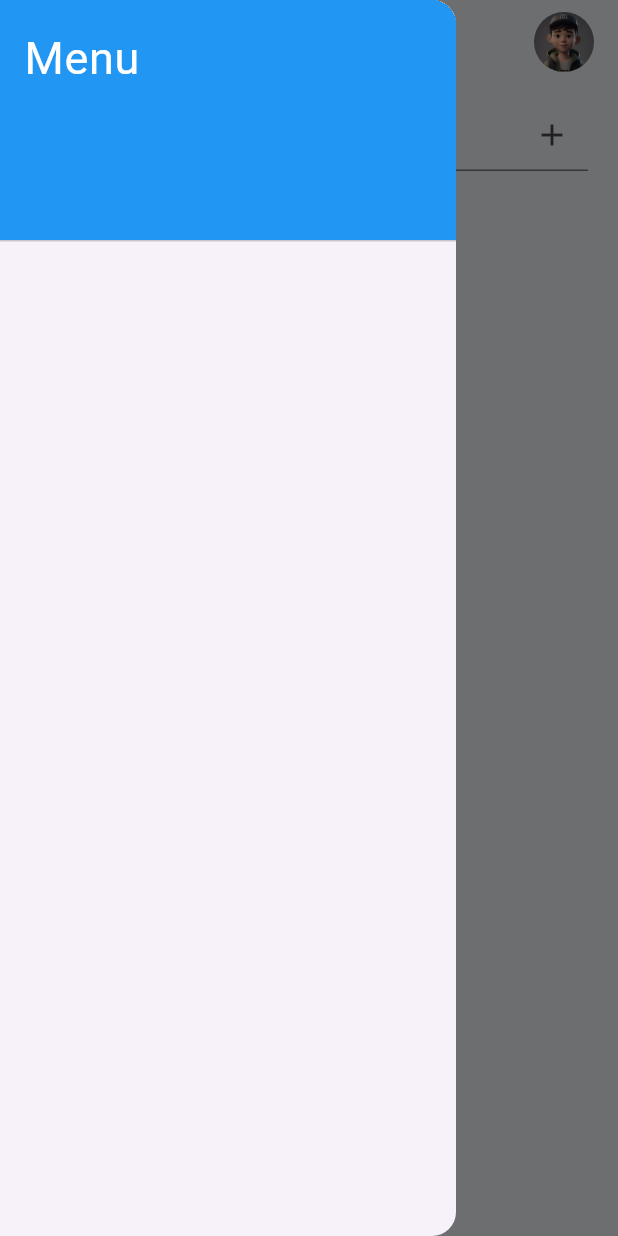
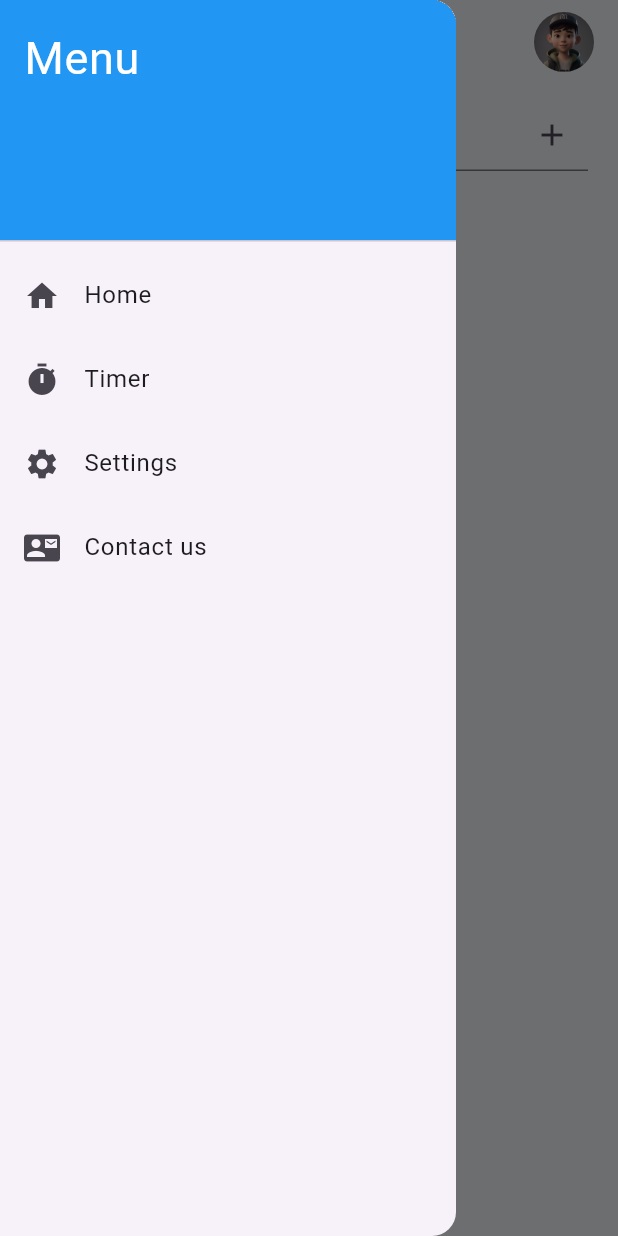
Before and after one commit to PavloShemelov/fluttertodoapp, a Flutter app: the screen it shows after launch, with the side drawer open, on a phone screen of 412 x 824 dp. Run offline on Flutter 3.47's test engine with Material 3 defaults, Android fonts, the phone set to English and light mode, and no system bars; our stand-ins replace cloud_firestore, firebase_core; accounts and stored records are empty.

Commit message:
add menu

```diff
--- a/lib/screens/home.dart
+++ b/lib/screens/home.dart
@@ -71,7 +71,6 @@ class _HomeState extends State<Home> {
           ],
         ),
       ),
-
       drawer: Drawer(
         child: ListView(
           children: <Widget>[
@@ -88,15 +87,37 @@ class _HomeState extends State<Home> {
               ),
             ),
             ListTile(
-              title: Text(''),
+              leading: Icon(Icons.home), // Add icon next to text
+              title: Text('Home'),
+              onTap: () {
+                // Implement functionality for the Home menu item
+              },
             ),
             ListTile(
-              title: Text(''),
+              leading: Icon(Icons.timer), // Add icon next to text
+              title: Text('Timer'),
+              onTap: () {
+                // Implement functionality for the Timer menu item
+              },
             ),
-            // Добавьте дополнительные пункты меню по вашему выбору
+            ListTile(
+              leading: Icon(Icons.settings), // Add icon next to text
+              title: Text('Settings'),
+              onTap: () {
+                // Implement functionality for the Settings menu item
+              },
+            ),
+            ListTile(
+              leading: Icon(Icons.contact_mail), // Add icon next to text
+              title: Text('Contact us'),
+              onTap: () {
+                // Implement functionality for the Contact us menu item
+              },
+            ),
           ],
         ),
       ),
+
       body: Column(
         children: [
           Expanded(
```
Also changed, not shown: lib/app_info_screen.dart (deleted, +0 -22 lines).
